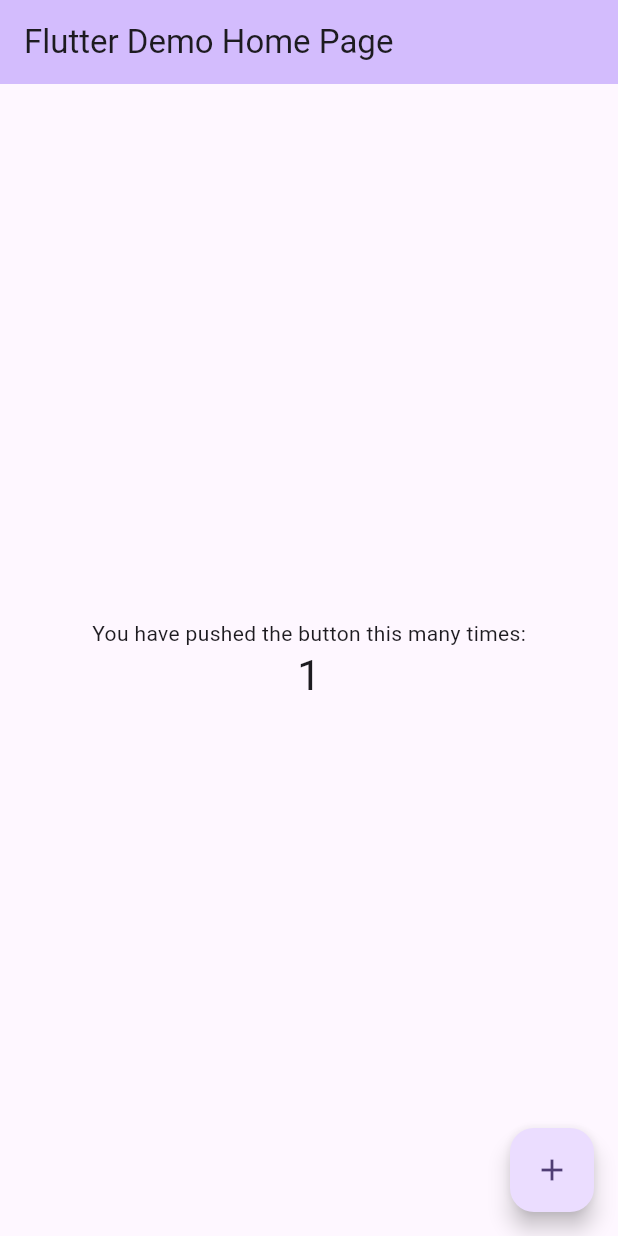
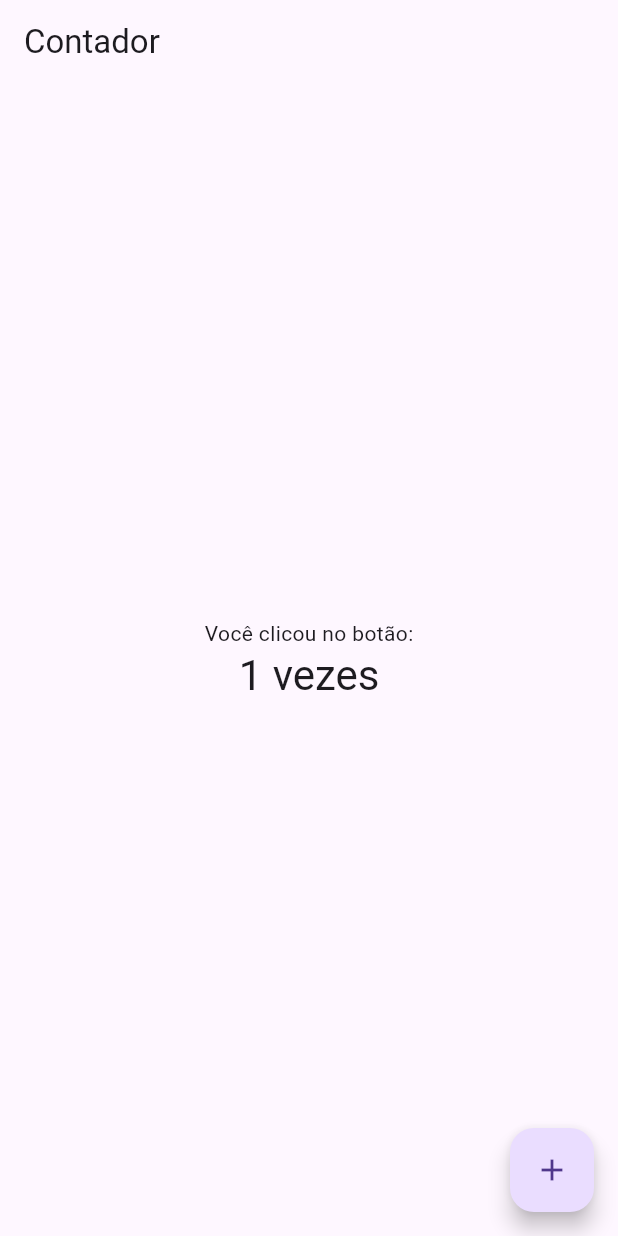
Before and after one commit to rafaelvieiramaximo/Estudos-Flutter, a Flutter app: the screen it shows after launch, after a tap on the "add" icon, on a phone screen of 412 x 824 dp. Run offline on Flutter 3.47's test engine with Material 3 defaults, Android fonts, the light colour scheme and no system bars.

Commit message:
:art: refactor: Simplify main app structure and update UI text to Portuguese

```diff
--- a/my_app/lib/main.dart
+++ b/my_app/lib/main.dart
@@ -1,56 +1,25 @@
 import 'package:flutter/material.dart';
 
 void main() {
-  runApp(const MyApp());
+  runApp(MyApp());
 }
 
 class MyApp extends StatelessWidget {
-  const MyApp({super.key});
-
-  // This widget is the root of your application.
   @override
   Widget build(BuildContext context) {
     return MaterialApp(
-      title: 'Flutter Demo',
+      title: 'Meu App Flutter',
       theme: ThemeData(
-        // This is the theme of your application.
-        //
-        // TRY THIS: Try running your application with "flutter run". You'll see
-        // the application has a purple toolbar. Then, without quitting the app,
-        // try changing the seedColor in the colorScheme below to Colors.green
-        // and then invoke "hot reload" (save your changes or press the "hot
-        // reload" button in a Flutter-supported IDE, or press "r" if you used
-        // the command line to start the app).
-        //
-        // Notice that the counter didn't reset back to zero; the application
-        // state is not lost during the reload. To reset the state, use hot
-        // restart instead.
-        //
-        // This works for code too, not just values: Most code changes can be
-        // tested with just a hot reload.
-        colorScheme: ColorScheme.fromSeed(seedColor: Colors.deepPurple),
+        primarySwatch: Colors.blue,
       ),
-      home: const MyHomePage(title: 'Flutter Demo Home Page'),
+      home: MyHomePage(),
     );
   }
 }
 
 class MyHomePage extends StatefulWidget {
-  const MyHomePage({super.key, required this.title});
-
-  // This widget is the home page of your application. It is stateful, meaning
-  // that it has a State object (defined below) that contains fields that affect
-  // how it looks.
-
-  // This class is the configuration for the state. It holds the values (in this
-  // case the title) provided by the parent (in this case the App widget) and
-  // used by the build method of the State. Fields in a Widget subclass are
-  // always marked "final".
-
-  final String title;
-
   @override
-  State<MyHomePage> createState() => _MyHomePageState();
+  _MyHomePageState createState() => _MyHomePageState();
 }
 
 class _MyHomePageState extends State<MyHomePage> {
@@ -58,55 +27,25 @@
 
   void _incrementCounter() {
     setState(() {
-      // This call to setState tells the Flutter framework that something has
-      // changed in this State, which causes it to rerun the build method below
-      // so that the display can reflect the updated values. If we changed
-      // _counter without calling setState(), then the build method would not be
-      // called again, and so nothing would appear to happen.
       _counter++;
     });
   }
 
   @override
   Widget build(BuildContext context) {
-    // This method is rerun every time setState is called, for instance as done
-    // by the _incrementCounter method above.
-    //
-    // The Flutter framework has been optimized to make rerunning build methods
-    // fast, so that you can just rebuild anything that needs updating rather
-    // than having to individually change instances of widgets.
     return Scaffold(
       appBar: AppBar(
-        // TRY THIS: Try changing the color here to a specific color (to
-        // Colors.amber, perhaps?) and trigger a hot reload to see the AppBar
-        // change color while the other colors stay the same.
-        backgroundColor: Theme.of(context).colorScheme.inversePrimary,
-        // Here we take the value from the MyHomePage object that was created by
-        // the App.build method, and use it to set our appbar title.
-        title: Text(widget.title),
+        title: Text('Contador'),
       ),
       body: Center(
-        // Center is a layout widget. It takes a single child and positions it
-        // in the middle of the parent.
         child: Column(
-          // Column is also a layout widget. It takes a list of children and
-          // arranges them vertically. By default, it sizes itself to fit its
-          // children horizontally, and tries to be as tall as its parent.
-          //
-          // Column has various properties to control how it sizes itself and
-          // how it positions its children. Here we use mainAxisAlignment to
-          // center the children vertically; the main axis here is the vertical
-          // axis because Columns are vertical (the cross axis would be
-          // horizontal).
-          //
-          // TRY THIS: Invoke "debug painting" (choose the "Toggle Debug Paint"
-          // action in the IDE, or press "p" in the console), to see the
-          // wireframe for each widget.
           mainAxisAlignment: MainAxisAlignment.center,
           children: <Widget>[
-            const Text('You have pushed the button this many times:'),
             Text(
-              '$_counter',
+              'Você clicou no botão:',
+            ),
+            Text(
+              '$_counter vezes',
               style: Theme.of(context).textTheme.headlineMedium,
             ),
           ],
@@ -114,9 +53,9 @@
       ),
       floatingActionButton: FloatingActionButton(
         onPressed: _incrementCounter,
-        tooltip: 'Increment',
-        child: const Icon(Icons.add),
-      ), // This trailing comma makes auto-formatting nicer for build methods.
+        tooltip: 'Incrementar',
+        child: Icon(Icons.add),
+      ),
     );
   }
 }
```
